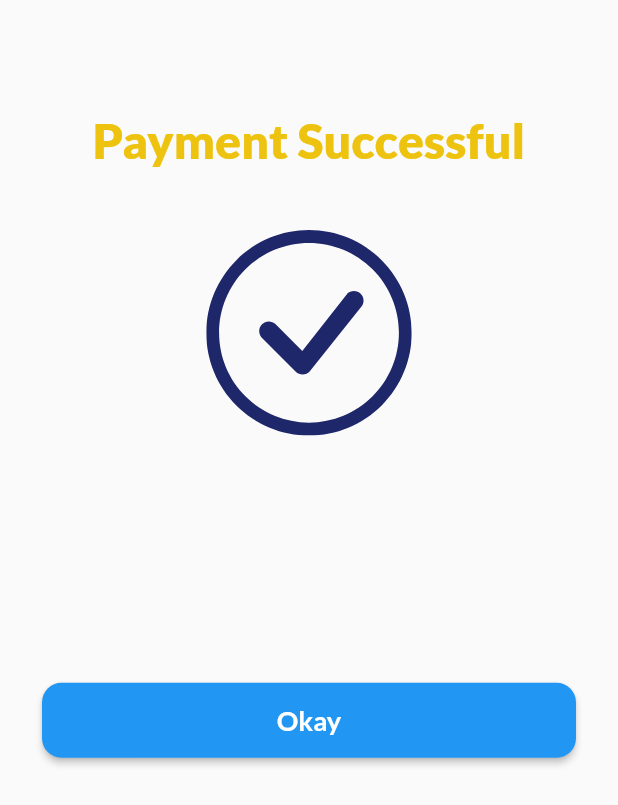
After one commit to eegluit/mudad-app, a Flutter app: the PaymentSuccessPage screen opened by its route, on a phone screen of 412 x 824 dp. The commit adds this screen. Shown: the top 805 px of the screen. Run offline on Flutter 3.47's test engine with Material 2 defaults, Android fonts, the phone set to English and light mode, and no system bars; our stand-ins replace cached_network_image, connectivity_plus, dio, dotted_border, file_picker, flutter_svg and 9 more; missing offline and left inert: dio_logging_interceptor, material_color_generator, qr_code_scanner, status_change; accounts and stored records are empty; project files that could hold a hidden picture were left out.

Commit message:
QR scan and payment screens

```diff
--- a/lib/controller/qr_code_controller/qr_code_controller.dart
+++ b/lib/controller/qr_code_controller/qr_code_controller.dart
@@ -1,6 +1,10 @@
 import 'package:flutter/material.dart';
 import 'package:get/get.dart';
+import 'package:mudad/page/add_card/add_a_card.dart';
 import 'package:qr_code_scanner/qr_code_scanner.dart';
+import 'package:mudad/page/home/qr_code_scanner_view/pay_merchant.dart';
+
+
 
 class QrCodeController extends GetxController{
   final Rx<GlobalKey> qrKey = GlobalKey(debugLabel: 'QR').obs;
@@ -11,6 +15,7 @@ class QrCodeController extends GetxController{
       qrController = controller.obs;
       controller.scannedDataStream.listen((scanData) {
         result.value = scanData;
+        Get.toNamed(PayMerchantScreen.route);
       });
     });
   }
--- /dev/null
+++ b/lib/page/home/qr_code_scanner_view/payment_success_page.dart
@@ -0,0 +1,80 @@
+import 'package:flutter/material.dart';
+import 'package:flutter_svg/flutter_svg.dart';
+import 'package:get/get.dart';
+import 'package:mudad/page/home/home_page.dart';
+import 'package:mudad/utils/utils/resource/color_resource.dart';
+
+
+class PaymentSuccessPage extends StatelessWidget {
+  static const route = '/paymentSuccessPage';
+  const PaymentSuccessPage({Key? key}) : super(key: key);
+
+  @override
+  Widget build(BuildContext context) {
+    return Scaffold(
+      appBar: AppBar(
+        toolbarHeight: 0,
+      ),
+      body: Column(
+        crossAxisAlignment: CrossAxisAlignment.center,
+        children: [
+          SizedBox(
+            height: Get.height * 0.04,
+          ),
+          SizedBox(
+            height: Get.height * 0.05,
+          ),
+          const Text(
+            'Payment Successful',
+            style: TextStyle(
+              color: ColorResource.mainColor,
+              fontSize: 32,
+              fontWeight: FontWeight.w900,
+            ),
+            textAlign: TextAlign.center,
+          ),
+          SizedBox(
+            height: Get.height * 0.05,
+          ),
+          SvgPicture.asset('images/check.svg'),
+          SizedBox(
+            height: Get.height * 0.10,
+          ),
+          SizedBox(
+            height: Get.height * 0.10,
+          ),
+          Container(
+            padding: const EdgeInsets.only(
+              left: 28,
+              right: 28,
+            ),
+            width: Get.width,
+            height: 50,
+            child: ElevatedButton(
+              style: ButtonStyle(
+                shape: MaterialStateProperty.all(
+                  RoundedRectangleBorder(
+                      borderRadius: BorderRadius.circular(13)),
+                ),
+              ),
+              onPressed: () {
+                Get.toNamed(HomePage.route);
+              },
+              child: const Text(
+                'Okay',
+                style: TextStyle(
+                  fontSize: 18,
+                  fontWeight: FontWeight.w700,
+                ),
+              ),
+            ),
+          ),
+          const SizedBox(
+            height: 20,
+          ),
+
+        ],
+      ),
+    );
+  }
+}
--- a/lib/routes/app_routes.dart
+++ b/lib/routes/app_routes.dart
@@ -1,10 +1,13 @@
 import 'package:get/get.dart';
 import 'package:mudad/binding/last_transaction_binding/last_transaction_binding.dart';
 import 'package:mudad/controller/add_a_card_controller/add_a_card_controller.dart';
+import 'package:mudad/page/home/qr_code_scanner_view/otp_validation_page.dart';
+import 'package:mudad/page/home/qr_code_scanner_view/pay_merchant.dart';
 import 'package:mudad/page/add_card/add_a_card.dart';
 import 'package:mudad/page/home/change_password_view/change_password_screen.dart';
 import 'package:mudad/page/home/edit_profile_view/edit_profile_screen.dart';
 import 'package:mudad/page/home/info_page/info_page_view.dart';
+import 'package:mudad/page/home/qr_code_scanner_view/payment_success_page.dart';
 import 'package:mudad/page/home/qr_code_scanner_view/qr_code_scanner.dart';
 import 'package:mudad/page/last_transaction_view/last_transaction_view.dart';
 import 'package:mudad/page/top_offers_view/refer_a_friend_view.dart';
@@ -62,6 +65,11 @@ class AppRoutes {
       name: OtpPage.route,
       page: () => const OtpPage(),
       bindings: [OtpBinding(), HomeBinding()],
+    ),
+    GetPage(
+      name: OtpValidationPage.route,
+      page: () => const OtpValidationPage(),
+      binding: OtpBinding()
     ),
     GetPage(
       name: SignUpPage.route,
@@ -177,6 +185,16 @@ class AppRoutes {
       binding: HomeBinding()
     ),
     GetPage(
+      name: PayMerchantScreen.route,
+      page: () => const PayMerchantScreen(),
+      binding: HomeBinding()
+    ),
+    GetPage(
+      name: PaymentSuccessPage.route,
+      page: () => const PaymentSuccessPage(),
+      binding: HomeBinding()
+    ),
+    GetPage(
       name: InfoPageViewScreen.route,
       page: () => const InfoPageViewScreen(),
       binding: HomeBinding()
```
Also changed, not shown: lib/controller/pay_merchant_controller/pay_merchant_controller.dart (added, +18 -0 lines), lib/page/home/qr_code_scanner_view/otp_validation_page.dart (added, +204 -0 lines), lib/page/home/qr_code_scanner_view/pay_merchant.dart (added, +93 -0 lines), lib/page/home/qr_code_scanner_view/qr_code_scanner.dart (+7 -0 lines).
